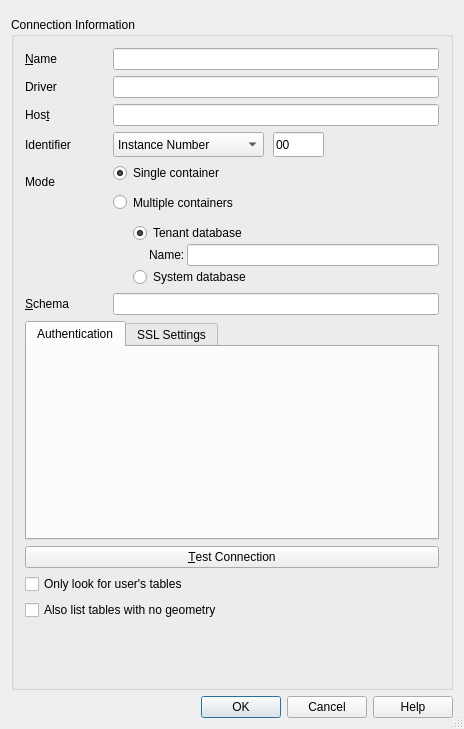
Above: src/ui/qgshananewconnectionbase.ui from nextgis/nextgisqgis before the change. Below: the same form after it.
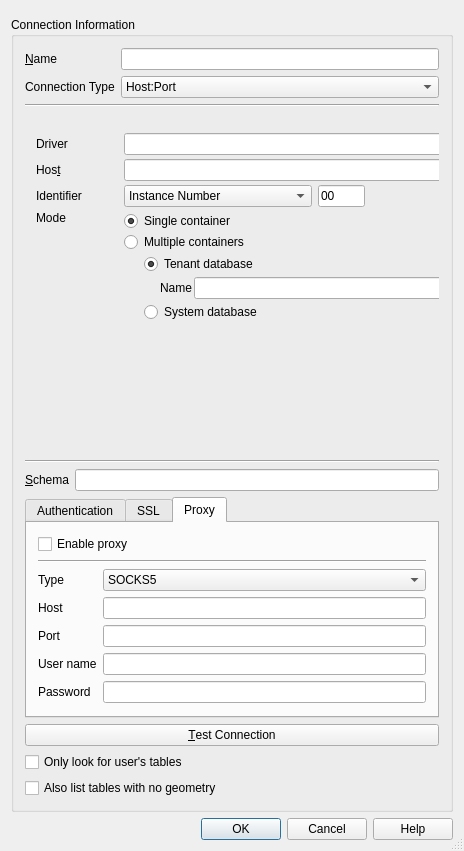
That is the form after the change. The open tabs and pages were chosen to show the change. Custom widgets are drawn as their Qt base class.

```diff
--- a/src/ui/qgshananewconnectionbase.ui
+++ b/src/ui/qgshananewconnectionbase.ui
@@ -7,15 +7,21 @@
     <x>0</x>
     <y>0</y>
     <width>464</width>
-    <height>729</height>
+    <height>851</height>
    </rect>
   </property>
   <property name="sizePolicy">
-   <sizepolicy hsizetype="MinimumExpanding" vsizetype="MinimumExpanding">
+   <sizepolicy hsizetype="Preferred" vsizetype="Preferred">
     <horstretch>0</horstretch>
     <verstretch>0</verstretch>
    </sizepolicy>
   </property>
+  <property name="maximumSize">
+   <size>
+    <width>4000</width>
+    <height>6000</height>
+   </size>
+  </property>
   <property name="windowTitle">
    <string>Create a New SAP HANA Connection</string>
   </property>
@@ -36,54 +42,17 @@
      </property>
      <layout class="QVBoxLayout" name="verticalLayout">
       <item>
-       <layout class="QGridLayout" name="grdConnectionSettings">
-        <item row="3" column="0">
-         <widget class="QLabel" name="lbIdentifier">
-          <property name="text">
-           <string>Identifier</string>
-          </property>
-         </widget>
-        </item>
-        <item row="0" column="1">
-         <widget class="QLineEdit" name="txtName">
-          <property name="toolTip">
-           <string>Name of the new connection</string>
-          </property>
-         </widget>
-        </item>
-        <item row="5" column="0">
-         <widget class="QLabel" name="lblSchema">
-          <property name="text">
-           <string>&amp;Schema</string>
-          </property>
-          <property name="buddy">
-           <cstring>txtSchema</cstring>
-          </property>
-         </widget>
-        </item>
+       <layout class="QFormLayout" name="frmMain">
         <item row="1" column="0">
-         <widget class="QLabel" name="lblDriver">
+         <widget class="QLabel" name="lblConnectionType">
           <property name="text">
-           <string>Driver</string>
+           <string>Connection Type</string>
           </property>
           <property name="buddy">
            <cstring>txtDriver</cstring>
           </property>
          </widget>
         </item>
-        <item row="2" column="0">
-         <widget class="QLabel" name="lblHost">
-          <property name="text">
-           <string>Hos&amp;t</string>
-          </property>
-          <property name="buddy">
-           <cstring>txtHost</cstring>
-          </property>
-         </widget>
-        </item>
-        <item row="2" column="1">
-         <widget class="QLineEdit" name="txtHost"/>
-        </item>
         <item row="0" column="0">
          <widget class="QLabel" name="lblName">
           <property name="text">
@@ -94,18 +63,124 @@
           </property>
          </widget>
         </item>
+        <item row="0" column="1">
+         <widget class="QLineEdit" name="txtName">
+          <property name="toolTip">
+           <string>Name of the new connection</string>
+          </property>
+         </widget>
+        </item>
+        <item row="1" column="1">
+         <widget class="QComboBox" name="cmbConnectionType">
+          <item>
+           <property name="text">
+            <string>Host:Port</string>
+           </property>
+          </item>
+          <item>
+           <property name="text">
+            <string>Data Source Name (DSN)</string>
+           </property>
+          </item>
+         </widget>
+        </item>
+       </layout>
+      </item>
+      <item>
+       <widget class="Line" name="line_2">
+        <property name="orientation">
+         <enum>Qt::Horizontal</enum>
+        </property>
+       </widget>
+      </item>
+      <item>
+       <widget class="QStackedWidget" name="swConnectionControls">
+        <property name="enabled">
+         <bool>true</bool>
+        </property>
+        <property name="sizePolicy">
+         <sizepolicy hsizetype="Preferred" vsizetype="Preferred">
+          <horstretch>0</horstretch>
+          <verstretch>1</verstretch>
+         </sizepolicy>
+        </property>
+        <property name="minimumSize">
+         <size>
+          <width>0</width>
+          <height>0</height>
+         </size>
+        </property>
+        <property name="maximumSize">
+         <size>
+          <width>16777215</width>
+          <height>16777215</height>
+         </size>
+        </property>
+        <property name="currentIndex">
+         <number>0</number>
+        </property>
+        <widget class="QWidget" name="pageHostPort">
+         <property name="enabled">
+          <bool>true</bool>
+         </property>
+         <property name="sizePolicy">
+          <sizepolicy hsizetype="Preferred" vsizetype="Preferred">
+           <horstretch>1</horstretch>
+           <verstretch>1</verstretch>
+          </sizepolicy>
+         </property>
+         <property name="minimumSize">
+          <size>
+           <width>0</width>
+           <height>0</height>
+          </size>
+         </property>
+         <property name="autoFillBackground">
+          <bool>false</bool>
+         </property>
+         <widget class="QWidget" name="layoutWidget">
+          <property name="geometry">
+           <rect>
+            <x>0</x>
+            <y>0</y>
+            <width>421</width>
+            <height>220</height>
+           </rect>
+          </property>
+          <layout class="QGridLayout" name="grdConnectionSettings" rowstretch="1,0,0,0,0">
+           <property name="sizeConstraint">
+            <enum>QLayout::SetNoConstraint</enum>
+           </property>
+           <property name="topMargin">
+            <number>0</number>
+           </property>
+           <property name="rightMargin">
+            <number>1</number>
+           </property>
+           <property name="horizontalSpacing">
+            <number>6</number>
+           </property>
+           <property name="verticalSpacing">
+            <number>4</number>
+           </property>
         <item row="4" column="1">
          <widget class="QFrame" name="frmMode">
+             <property name="sizePolicy">
+              <sizepolicy hsizetype="Preferred" vsizetype="Preferred">
+               <horstretch>0</horstretch>
+               <verstretch>1</verstretch>
+              </sizepolicy>
+             </property>
           <property name="minimumSize">
            <size>
             <width>0</width>
-            <height>124</height>
+               <height>0</height>
            </size>
           </property>
           <property name="maximumSize">
            <size>
             <width>16777215</width>
-            <height>124</height>
+               <height>16777215</height>
            </size>
           </property>
           <property name="frameShape">
@@ -223,7 +298,7 @@
                   <number>0</number>
                  </property>
                  <property name="verticalSpacing">
-                  <number>1</number>
+                     <number>3</number>
                  </property>
                  <property name="leftMargin">
                   <number>20</number>
@@ -286,7 +361,7 @@
                        <bool>true</bool>
                       </property>
                       <property name="text">
-                       <string>Name:</string>
+                          <string>Name</string>
                       </property>
                       <property name="buddy">
                        <cstring>txtDriver</cstring>
@@ -328,8 +403,54 @@
           </layout>
          </widget>
         </item>
+           <item row="2" column="1">
+            <widget class="QLineEdit" name="txtHost">
+             <property name="sizePolicy">
+              <sizepolicy hsizetype="Preferred" vsizetype="Fixed">
+               <horstretch>0</horstretch>
+               <verstretch>0</verstretch>
+              </sizepolicy>
+             </property>
+            </widget>
+           </item>
+           <item row="2" column="0">
+            <widget class="QLabel" name="lblHost">
+             <property name="text">
+              <string>Hos&amp;t</string>
+             </property>
+             <property name="buddy">
+              <cstring>txtHost</cstring>
+             </property>
+            </widget>
+           </item>
+           <item row="3" column="0">
+            <widget class="QLabel" name="lbIdentifier">
+             <property name="sizePolicy">
+              <sizepolicy hsizetype="Preferred" vsizetype="Preferred">
+               <horstretch>0</horstretch>
+               <verstretch>1</verstretch>
+              </sizepolicy>
+             </property>
+             <property name="maximumSize">
+              <size>
+               <width>16777215</width>
+               <height>16777215</height>
+              </size>
+             </property>
+             <property name="text">
+              <string>Identifier</string>
+             </property>
+            </widget>
+           </item>
         <item row="1" column="1">
-         <widget class="QLineEdit" name="txtDriver"/>
+            <widget class="QLineEdit" name="txtDriver">
+             <property name="sizePolicy">
+              <sizepolicy hsizetype="Preferred" vsizetype="Fixed">
+               <horstretch>0</horstretch>
+               <verstretch>0</verstretch>
+              </sizepolicy>
+             </property>
+            </widget>
         </item>
         <item row="4" column="0">
          <widget class="QLabel" name="lblMode">
@@ -342,7 +463,7 @@
           <property name="maximumSize">
            <size>
             <width>16777215</width>
-            <height>100</height>
+               <height>16777215</height>
            </size>
           </property>
           <property name="text">
@@ -353,34 +474,21 @@
           </property>
          </widget>
         </item>
-        <item row="5" column="1">
-         <widget class="QLineEdit" name="txtSchema"/>
-        </item>
         <item row="3" column="1">
-         <widget class="QFrame" name="frmIdentifier">
-          <property name="minimumSize">
-           <size>
-            <width>0</width>
-            <height>25</height>
-           </size>
-          </property>
-          <property name="maximumSize">
-           <size>
-            <width>16777215</width>
-            <height>25</height>
-           </size>
-          </property>
-          <property name="frameShadow">
-           <enum>QFrame::Raised</enum>
-          </property>
+            <layout class="QGridLayout" name="gridLayout" columnstretch="4,1,0" columnminimumwidth="100,20,0">
+             <item row="0" column="0">
           <widget class="QComboBox" name="cmbIdentifierType">
-           <property name="geometry">
-            <rect>
-             <x>0</x>
-             <y>0</y>
-             <width>151</width>
-             <height>25</height>
-            </rect>
+               <property name="sizePolicy">
+                <sizepolicy hsizetype="Preferred" vsizetype="Preferred">
+                 <horstretch>1</horstretch>
+                 <verstretch>1</verstretch>
+                </sizepolicy>
+               </property>
+               <property name="maximumSize">
+                <size>
+                 <width>400</width>
+                 <height>16777215</height>
+                </size>
            </property>
            <item>
             <property name="text">
@@ -393,14 +501,14 @@
             </property>
            </item>
           </widget>
+             </item>
+             <item row="0" column="1">
           <widget class="QLineEdit" name="txtIdentifier">
-           <property name="geometry">
-            <rect>
-             <x>160</x>
-             <y>0</y>
-             <width>51</width>
-             <height>25</height>
-            </rect>
+               <property name="sizePolicy">
+                <sizepolicy hsizetype="Preferred" vsizetype="Preferred">
+                 <horstretch>1</horstretch>
+                 <verstretch>1</verstretch>
+                </sizepolicy>
            </property>
            <property name="minimumSize">
             <size>
@@ -410,7 +518,7 @@
            </property>
            <property name="maximumSize">
             <size>
-             <width>16777215</width>
+                 <width>120</width>
              <height>16777215</height>
             </size>
            </property>
@@ -421,12 +529,121 @@
             <number>5</number>
            </property>
           </widget>
+             </item>
+             <item row="0" column="2">
+              <spacer name="horizontalSpacer">
+               <property name="orientation">
+                <enum>Qt::Horizontal</enum>
+               </property>
+               <property name="sizeHint" stdset="0">
+                <size>
+                 <width>80</width>
+                 <height>20</height>
+                </size>
+               </property>
+              </spacer>
+             </item>
+            </layout>
+           </item>
+           <item row="1" column="0">
+            <widget class="QLabel" name="lblDriver">
+             <property name="text">
+              <string>Driver</string>
+             </property>
+             <property name="buddy">
+              <cstring>txtDriver</cstring>
+             </property>
          </widget>
         </item>
        </layout>
-      </item>
+         </widget>
+        </widget>
+        <widget class="QWidget" name="pageDsn">
+         <property name="sizePolicy">
+          <sizepolicy hsizetype="Preferred" vsizetype="Preferred">
+           <horstretch>0</horstretch>
+           <verstretch>1</verstretch>
+          </sizepolicy>
+         </property>
+         <widget class="QWidget" name="formLayoutWidget">
+          <property name="geometry">
+           <rect>
+            <x>0</x>
+            <y>0</y>
+            <width>421</width>
+            <height>58</height>
+           </rect>
+          </property>
+          <layout class="QFormLayout" name="frmDsn">
+           <property name="topMargin">
+            <number>1</number>
+           </property>
+           <property name="rightMargin">
+            <number>1</number>
+           </property>
+           <item row="0" column="0">
+            <widget class="QLabel" name="lblDsn">
+             <property name="sizePolicy">
+              <sizepolicy hsizetype="Fixed" vsizetype="Preferred">
+               <horstretch>0</horstretch>
+               <verstretch>0</verstretch>
+              </sizepolicy>
+             </property>
+             <property name="text">
+              <string>DSN                        </string>
+             </property>
+            </widget>
+           </item>
+           <item row="0" column="1">
+            <widget class="QComboBox" name="cmbDsn"/>
+           </item>
+          </layout>
+         </widget>
+        </widget>
+       </widget>
+      </item>
       <item>
-       <widget class="QTabWidget" name="tabWidget">
+       <widget class="Line" name="line_3">
+        <property name="enabled">
+         <bool>true</bool>
+        </property>
+        <property name="orientation">
+         <enum>Qt::Horizontal</enum>
+        </property>
+       </widget>
+      </item>
+      <item>
+       <layout class="QHBoxLayout" name="horizontalLayout">
+        <item>
+         <widget class="QLabel" name="lblSchema">
+          <property name="text">
+           <string>&amp;Schema</string>
+          </property>
+          <property name="buddy">
+           <cstring>txtSchema</cstring>
+          </property>
+         </widget>
+        </item>
+        <item>
+         <widget class="QLineEdit" name="txtSchema">
+          <property name="sizePolicy">
+           <sizepolicy hsizetype="Expanding" vsizetype="Preferred">
+            <horstretch>0</horstretch>
+            <verstretch>0</verstretch>
+           </sizepolicy>
+          </property>
+         </widget>
+        </item>
+       </layout>
+      </item>
+      <item>
+       <widget class="QTabWidget" name="tabAdditionalSettings">
+        <property name="sizePolicy">
+         <sizepolicy hsizetype="Preferred" vsizetype="Preferred">
+          <horstretch>0</horstretch>
+          <verstretch>0</verstretch>
+         </sizepolicy>
+        </property>
         <property name="autoFillBackground">
          <bool>false</bool>
         </property>
@@ -452,7 +669,7 @@
         </widget>
         <widget class="QWidget" name="tbpSSLSettings">
          <attribute name="title">
-          <string>SSL Settings</string>
+          <string>SSL</string>
          </attribute>
          <layout class="QVBoxLayout" name="verticalLayout_4">
           <item>
@@ -528,6 +745,132 @@
           </item>
          </layout>
         </widget>
+        <widget class="QWidget" name="tbpProxySettings">
+         <property name="sizePolicy">
+          <sizepolicy hsizetype="Preferred" vsizetype="Preferred">
+           <horstretch>0</horstretch>
+           <verstretch>0</verstretch>
+          </sizepolicy>
+         </property>
+         <attribute name="title">
+          <string>Proxy</string>
+         </attribute>
+         <layout class="QVBoxLayout" name="verticalLayout_7">
+          <item>
+           <widget class="QCheckBox" name="chkEnableProxy">
+            <property name="text">
+             <string>Enable proxy</string>
+            </property>
+           </widget>
+          </item>
+          <item>
+           <widget class="Line" name="line_5">
+            <property name="orientation">
+             <enum>Qt::Horizontal</enum>
+            </property>
+           </widget>
+          </item>
+          <item>
+           <layout class="QFormLayout" name="frmLayoutProxy">
+            <item row="0" column="0">
+             <widget class="QLabel" name="lblProxyType">
+              <property name="text">
+               <string>Type</string>
+              </property>
+             </widget>
+            </item>
+            <item row="0" column="1">
+             <widget class="QComboBox" name="cmbProxyType">
+              <property name="currentIndex">
+               <number>1</number>
+              </property>
+              <item>
+               <property name="text">
+                <string>HTTP</string>
+               </property>
+              </item>
+              <item>
+               <property name="text">
+                <string>SOCKS5</string>
+               </property>
+              </item>
+             </widget>
+            </item>
+            <item row="1" column="0">
+             <widget class="QLabel" name="lblProxyHost">
+              <property name="text">
+               <string>Host</string>
+              </property>
+             </widget>
+            </item>
+            <item row="1" column="1">
+             <widget class="QLineEdit" name="txtProxyHost">
+              <property name="sizePolicy">
+               <sizepolicy hsizetype="Preferred" vsizetype="Fixed">
+                <horstretch>0</horstretch>
+                <verstretch>0</verstretch>
+               </sizepolicy>
+              </property>
+             </widget>
+            </item>
+            <item row="2" column="0">
+             <widget class="QLabel" name="lblProxyPort">
+              <property name="text">
+               <string>Port</string>
+              </property>
+             </widget>
+            </item>
+            <item row="2" column="1">
+             <widget class="QLineEdit" name="txtProxyPort">
+              <property name="sizePolicy">
+               <sizepolicy hsizetype="Preferred" vsizetype="Fixed">
+                <horstretch>0</horstretch>
+                <verstretch>0</verstretch>
+               </sizepolicy>
+              </property>
+             </widget>
+            </item>
+            <item row="3" column="0">
+             <widget class="QLabel" name="lblProxyUsername">
+              <property name="text">
+               <string>User name</string>
+              </property>
+             </widget>
+            </item>
+            <item row="3" column="1">
+             <widget class="QLineEdit" name="txtProxyUsername">
+              <property name="sizePolicy">
+               <sizepolicy hsizetype="Preferred" vsizetype="Fixed">
+                <horstretch>0</horstretch>
+                <verstretch>0</verstretch>
+               </sizepolicy>
+              </property>
+             </widget>
+            </item>
+            <item row="4" column="0">
+             <widget class="QLabel" name="lblProxyPassword">
+              <property name="text">
+               <string>Password</string>
+              </property>
+             </widget>
+            </item>
+            <item row="4" column="1">
+             <widget class="QLineEdit" name="txtProxyPassword">
+              <property name="sizePolicy">
+               <sizepolicy hsizetype="Preferred" vsizetype="Fixed">
+                <horstretch>0</horstretch>
+                <verstretch>0</verstretch>
+               </sizepolicy>
+              </property>
+              <property name="echoMode">
+               <enum>QLineEdit::Password</enum>
+              </property>
+             </widget>
+            </item>
+           </layout>
+          </item>
+         </layout>
+        </widget>
        </widget>
       </item>
       <item>
@@ -565,6 +908,9 @@
         <property name="orientation">
          <enum>Qt::Vertical</enum>
         </property>
+        <property name="sizeType">
+         <enum>QSizePolicy::Expanding</enum>
+        </property>
         <property name="sizeHint" stdset="0">
          <size>
           <width>20</width>
```
Left out of the diff: 18 changed lines with no effect on the pictures. Lines whose indentation alone changed are shown as unchanged.
